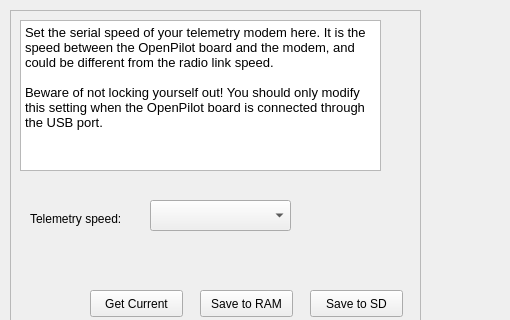
First picture: the form in ground/openpilotgcs/src/plugins/config/telemetry.ui, repository openpilot/OpenPilot, before the edit; both pictures show x 0 to 510 and y 0 to 320 of the 720 by 480 pixel window.
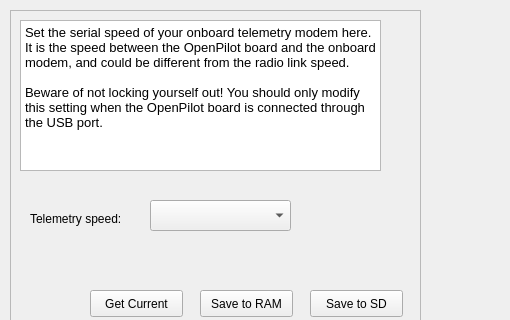
Second picture: the form after the edit.

Commit message: Better phrasing for telemetry configuration interface.

The edit to the form file:
```diff
--- a/ground/openpilotgcs/src/plugins/config/telemetry.ui
+++ b/ground/openpilotgcs/src/plugins/config/telemetry.ui
@@ -41,10 +41,10 @@
      <string>&lt;!DOCTYPE HTML PUBLIC &quot;-//W3C//DTD HTML 4.0//EN&quot; &quot;http://www.w3.org/TR/REC-html40/strict.dtd&quot;&gt;
 &lt;html&gt;&lt;head&gt;&lt;meta name=&quot;qrichtext&quot; content=&quot;1&quot; /&gt;&lt;style type=&quot;text/css&quot;&gt;
 p, li { white-space: pre-wrap; }
-&lt;/style&gt;&lt;/head&gt;&lt;body style=&quot; font-family:'Sans'; font-size:10pt; font-weight:400; font-style:normal;&quot;&gt;
-&lt;p style=&quot; margin-top:0px; margin-bottom:0px; margin-left:0px; margin-right:0px; -qt-block-indent:0; text-indent:0px;&quot;&gt;Set the serial speed of your telemetry modem here. It is the speed between the OpenPilot board and the modem, and could be different from the radio link speed.&lt;/p&gt;
-&lt;p style=&quot;-qt-paragraph-type:empty; margin-top:0px; margin-bottom:0px; margin-left:0px; margin-right:0px; -qt-block-indent:0; text-indent:0px;&quot;&gt;&lt;/p&gt;
-&lt;p style=&quot; margin-top:0px; margin-bottom:0px; margin-left:0px; margin-right:0px; -qt-block-indent:0; text-indent:0px;&quot;&gt;Beware of not locking yourself out! You should only modify this setting when the OpenPilot board is connected through the USB port.&lt;/p&gt;&lt;/body&gt;&lt;/html&gt;</string>
+&lt;/style&gt;&lt;/head&gt;&lt;body style=&quot; font-family:'Ubuntu'; font-size:11pt; font-weight:400; font-style:normal;&quot;&gt;
+&lt;p style=&quot; margin-top:0px; margin-bottom:0px; margin-left:0px; margin-right:0px; -qt-block-indent:0; text-indent:0px;&quot;&gt;&lt;span style=&quot; font-family:'Sans'; font-size:10pt;&quot;&gt;Set the serial speed of your onboard telemetry modem here. It is the speed between the OpenPilot board and the onboard modem, and could be different from the radio link speed.&lt;/span&gt;&lt;/p&gt;
+&lt;p style=&quot;-qt-paragraph-type:empty; margin-top:0px; margin-bottom:0px; margin-left:0px; margin-right:0px; -qt-block-indent:0; text-indent:0px; font-family:'Sans'; font-size:10pt;&quot;&gt;&lt;/p&gt;
+&lt;p style=&quot; margin-top:0px; margin-bottom:0px; margin-left:0px; margin-right:0px; -qt-block-indent:0; text-indent:0px;&quot;&gt;&lt;span style=&quot; font-family:'Sans'; font-size:10pt;&quot;&gt;Beware of not locking yourself out! You should only modify this setting when the OpenPilot board is connected through the USB port.&lt;/span&gt;&lt;/p&gt;&lt;/body&gt;&lt;/html&gt;</string>
     </property>
    </widget>
    <widget class="QLabel" name="label">
```
